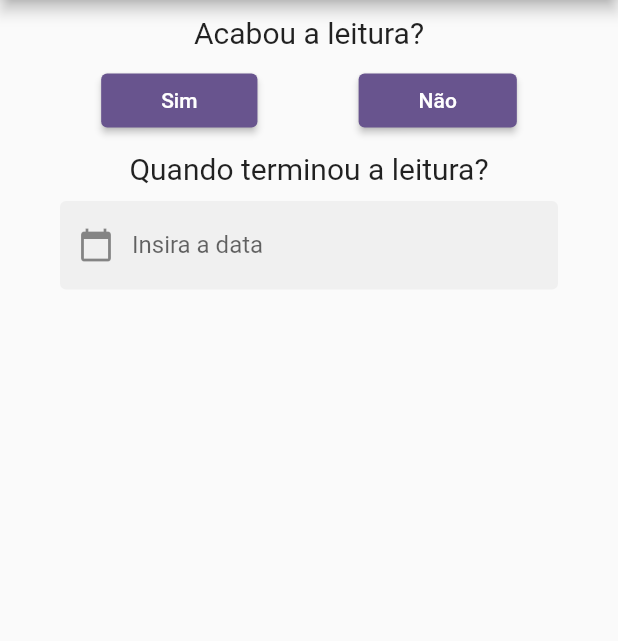
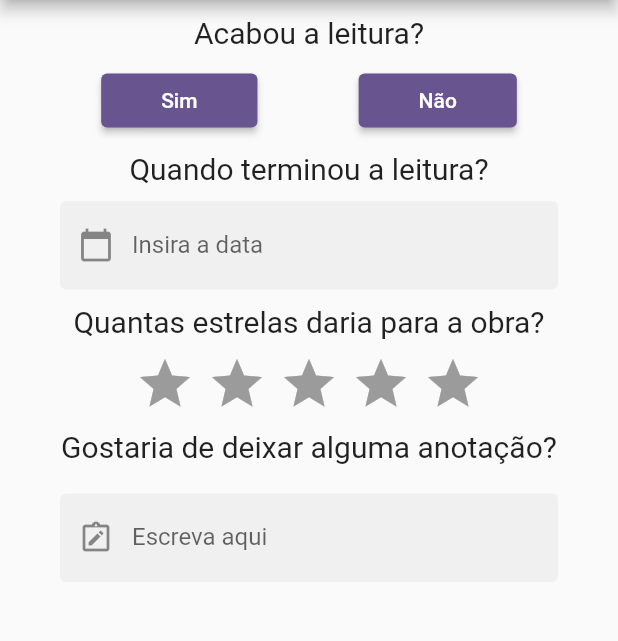
Before and after one commit to GuinterZaffalon/readingtracker, a Flutter app: the Register screen opened directly, after a tap on "Sim", on a phone screen of 412 x 824 dp, the part 84-725 px from its top. Run offline on Flutter 3.47's test engine with Material 3 defaults, Android fonts, the phone set to English and light mode, and no system bars; drawn by our look-alikes of flutter_rating_bar.

Commit message:
criação do rating com estrelas e começo do sqlite

```diff
--- a/lib/src/screens/register.dart
+++ b/lib/src/screens/register.dart
@@ -1,4 +1,5 @@
 import 'package:flutter/material.dart';
+import 'package:flutter_rating_bar/flutter_rating_bar.dart';
 
 class Register extends StatefulWidget {
   const Register({super.key});
@@ -10,6 +11,8 @@ class Register extends StatefulWidget {
 class _RegisterState extends State<Register> {
   bool? isReading;
   TextEditingController dateController = TextEditingController();
+  int rating = 0;
+  String comment = "";
 
   Future<void> _showDatePicker() async {
     DateTime? _pickedDate = await showDatePicker(
@@ -97,6 +100,48 @@ class _RegisterState extends State<Register> {
                       ),
                       readOnly: true,
                     )),
+                    Text("Quantas estrelas daria para a obra?", style: TextStyle(fontSize: 20)),
+                    const SizedBox(height: 10),
+                    RatingBar.builder(
+                      initialRating: 0,
+                      minRating: 0,
+                      direction: Axis.horizontal,
+                      allowHalfRating: true,
+                      itemCount: 5,
+                      itemPadding: const EdgeInsets.symmetric(horizontal: 4.0),
+                      itemBuilder: (context, _) => const Icon(
+                        Icons.star,
+                        color: Colors.amber,
+                      ),
+                      onRatingUpdate: (rating) {
+                        setState(() {
+                          this.rating = rating.toInt();
+                        });
+                      },
+                    ),
+                    const SizedBox(height: 10),
+                    Text("Gostaria de deixar alguma anotação?", style: TextStyle(fontSize: 20)),
+                    const SizedBox(height: 10),
+                    Padding(padding: EdgeInsets.fromLTRB(40, 10, 40, 10),
+                    child:TextField(
+                      onChanged: (value) {
+                        setState(() {
+                          comment = value;
+                        });
+                      },
+                      decoration: InputDecoration(
+                        labelText: "Escreva aqui",
+                        filled: true,
+                        prefixIcon: Icon(Icons.note_alt_outlined),
+                        border: OutlineInputBorder(
+                          borderSide: BorderSide.none,
+                        ),
+                        focusedBorder: OutlineInputBorder(
+                          borderSide: BorderSide(color: Color.fromRGBO(189, 213, 234, 1)),
+                        ),
+                      ),
+                      maxLines: null,
+                    ))
                   ]
               )
               ),
--- a/pubspec.yaml
+++ b/pubspec.yaml
@@ -36,6 +36,9 @@ dependencies:
   # Use with the CupertinoIcons class for iOS style icons.
   cupertino_icons: ^1.0.6
   http: ^1.2.2
+  flutter_rating_bar: ^4.0.1
+  sqflite: ^2.3.3+1
+  path: ^1.9.0
 
 dev_dependencies:
   flutter_test:
```
Also changed, not shown: lib/sqflite_helper.dart (added), pubspec.lock.
